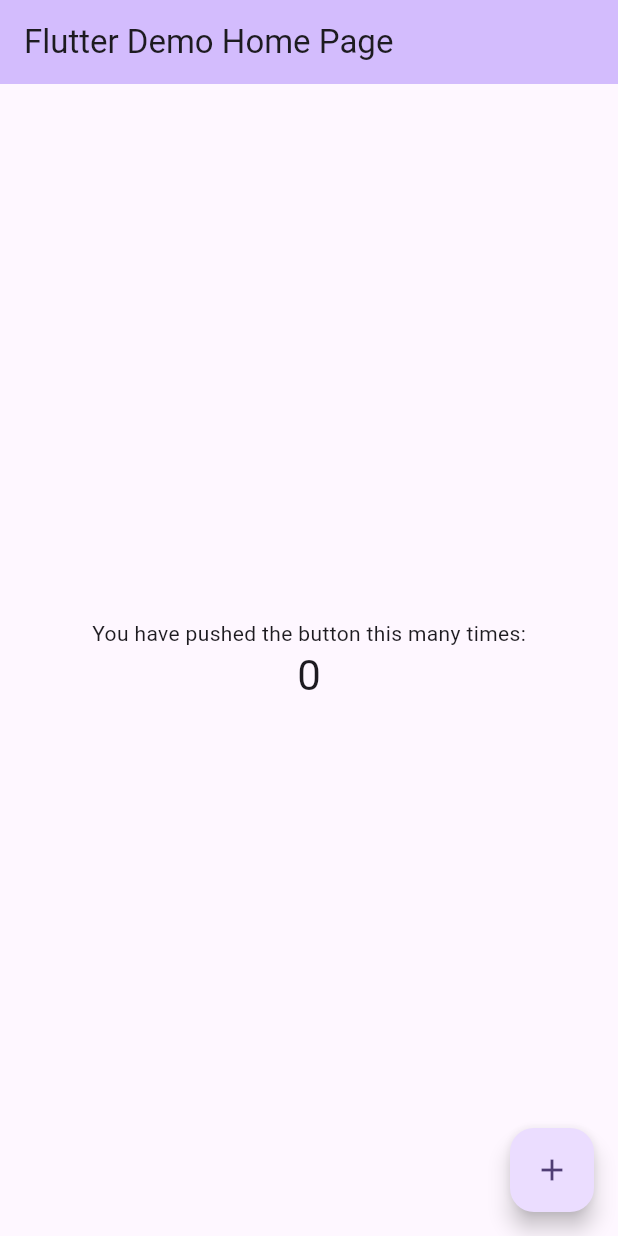
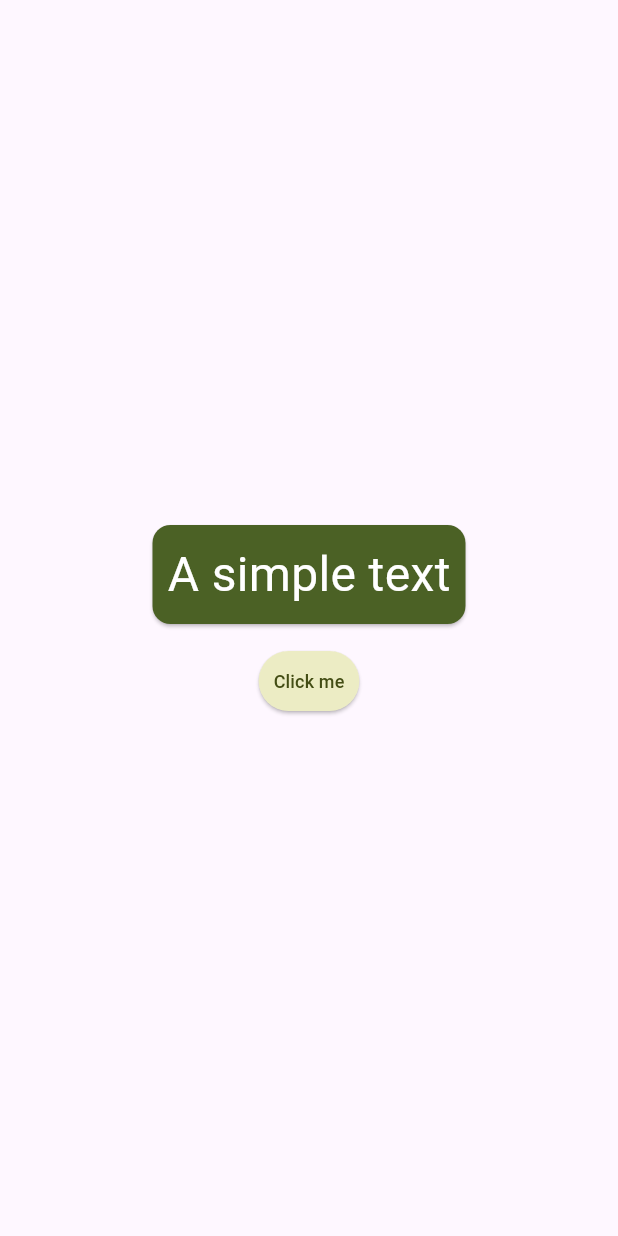
Before and after one commit to eguefif/mobile_piscine42, a Flutter app: the screen it shows after launch, on a phone screen of 412 x 824 dp. Run offline on Flutter 3.47's test engine with Material 3 defaults, Android fonts, the phone set to English and light mode, and no system bars.

Commit message:
Done ex00

```diff
--- a/module00/ex00/lib/main.dart
+++ b/module00/ex00/lib/main.dart
@@ -1,125 +1,10 @@
 import 'package:flutter/material.dart';
+import 'package:ex00/simple_bttn.dart';
 
 void main() {
-  runApp(const MyApp());
+  runApp(
+    const MaterialApp(
+      home: SimpleBttn(),
+    ),
+  );
 }
-
-class MyApp extends StatelessWidget {
-  const MyApp({super.key});
-
-  // This widget is the root of your application.
-  @override
-  Widget build(BuildContext context) {
-    return MaterialApp(
-      title: 'Flutter Demo',
-      theme: ThemeData(
-        // This is the theme of your application.
-        //
-        // TRY THIS: Try running your application with "flutter run". You'll see
-        // the application has a purple toolbar. Then, without quitting the app,
-        // try changing the seedColor in the colorScheme below to Colors.green
-        // and then invoke "hot reload" (save your changes or press the "hot
-        // reload" button in a Flutter-supported IDE, or press "r" if you used
-        // the command line to start the app).
-        //
-        // Notice that the counter didn't reset back to zero; the application
-        // state is not lost during the reload. To reset the state, use hot
-        // restart instead.
-        //
-        // This works for code too, not just values: Most code changes can be
-        // tested with just a hot reload.
-        colorScheme: ColorScheme.fromSeed(seedColor: Colors.deepPurple),
-        useMaterial3: true,
-      ),
-      home: const MyHomePage(title: 'Flutter Demo Home Page'),
-    );
-  }
-}
-
-class MyHomePage extends StatefulWidget {
-  const MyHomePage({super.key, required this.title});
-
-  // This widget is the home page of your application. It is stateful, meaning
-  // that it has a State object (defined below) that contains fields that affect
-  // how it looks.
-
-  // This class is the configuration for the state. It holds the values (in this
-  // case the title) provided by the parent (in this case the App widget) and
-  // used by the build method of the State. Fields in a Widget subclass are
-  // always marked "final".
-
-  final String title;
-
-  @override
-  State<MyHomePage> createState() => _MyHomePageState();
-}
-
-class _MyHomePageState extends State<MyHomePage> {
-  int _counter = 0;
-
-  void _incrementCounter() {
-    setState(() {
-      // This call to setState tells the Flutter framework that something has
-      // changed in this State, which causes it to rerun the build method below
-      // so that the display can reflect the updated values. If we changed
-      // _counter without calling setState(), then the build method would not be
-      // called again, and so nothing would appear to happen.
-      _counter++;
-    });
-  }
-
-  @override
-  Widget build(BuildContext context) {
-    // This method is rerun every time setState is called, for instance as done
-    // by the _incrementCounter method above.
-    //
-    // The Flutter framework has been optimized to make rerunning build methods
-    // fast, so that you can just rebuild anything that needs updating rather
-    // than having to individually change instances of widgets.
-    return Scaffold(
-      appBar: AppBar(
-        // TRY THIS: Try changing the color here to a specific color (to
-        // Colors.amber, perhaps?) and trigger a hot reload to see the AppBar
-        // change color while the other colors stay the same.
-        backgroundColor: Theme.of(context).colorScheme.inversePrimary,
-        // Here we take the value from the MyHomePage object that was created by
-        // the App.build method, and use it to set our appbar title.
-        title: Text(widget.title),
-      ),
-      body: Center(
-        // Center is a layout widget. It takes a single child and positions it
-        // in the middle of the parent.
-        child: Column(
-          // Column is also a layout widget. It takes a list of children and
-          // arranges them vertically. By default, it sizes itself to fit its
-          // children horizontally, and tries to be as tall as its parent.
-          //
-          // Column has various properties to control how it sizes itself and
-          // how it positions its children. Here we use mainAxisAlignment to
-          // center the children vertically; the main axis here is the vertical
-          // axis because Columns are vertical (the cross axis would be
-          // horizontal).
-          //
-          // TRY THIS: Invoke "debug painting" (choose the "Toggle Debug Paint"
-          // action in the IDE, or press "p" in the console), to see the
-          // wireframe for each widget.
-          mainAxisAlignment: MainAxisAlignment.center,
-          children: <Widget>[
-            const Text(
-              'You have pushed the button this many times:',
-            ),
-            Text(
-              '$_counter',
-              style: Theme.of(context).textTheme.headlineMedium,
-            ),
-          ],
-        ),
-      ),
-      floatingActionButton: FloatingActionButton(
-        onPressed: _incrementCounter,
-        tooltip: 'Increment',
-        child: const Icon(Icons.add),
-      ), // This trailing comma makes auto-formatting nicer for build methods.
-    );
-  }
-}
--- /dev/null
+++ b/module00/ex00/lib/simple_bttn.dart
@@ -0,0 +1,53 @@
+import 'package:flutter/material.dart';
+
+class SimpleBttn extends StatelessWidget {
+  const SimpleBttn({super.key});
+
+  @override
+  Widget build(BuildContext context) {
+    return Scaffold(
+      body: Center(
+        child: Column(
+          mainAxisAlignment: MainAxisAlignment.center,
+          crossAxisAlignment: CrossAxisAlignment.center,
+          children: [
+            const Card(
+              color: Color.fromARGB(255, 75, 97, 37),
+              child: Padding(
+                padding: EdgeInsets.all(10),
+                child: Text(
+                  "A simple text",
+                  style: TextStyle(
+                    fontSize: 32,
+                    color: Color.fromARGB(255, 255, 255, 255),
+                  ),
+                ),
+              ),
+            ),
+            const SizedBox(height: 10),
+            ElevatedButton(
+              style: ElevatedButton.styleFrom(
+                padding: const EdgeInsets.all(10),
+                backgroundColor: const Color.fromARGB(255, 236, 236, 196),
+                //foregroundColor: Color.fromARGB(255, 44, 54, 15),
+                shape: RoundedRectangleBorder(
+                  borderRadius: BorderRadius.circular(80),
+                ),
+              ),
+              onPressed: () {
+                print("Button pressed");
+              },
+              child: const Text(
+                "Click me",
+                style: TextStyle(
+                  fontSize: 12,
+                  color: Color.fromARGB(255, 67, 77, 20),
+                ),
+              ),
+            ),
+          ],
+        ),
+      ),
+    );
+  }
+}
```
Also changed, not shown: 1 other file.
